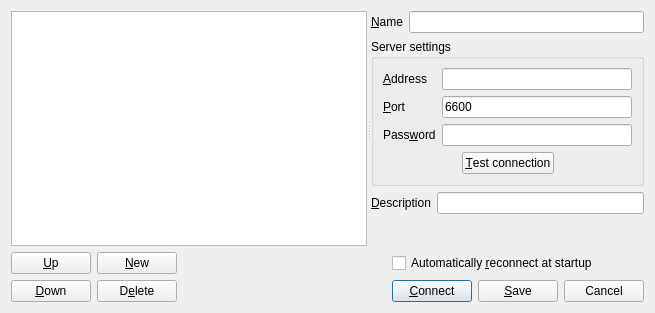
First picture: the form in src/ConnectionDialog.ui, repository soramimi/SkyMPC, before the edit.
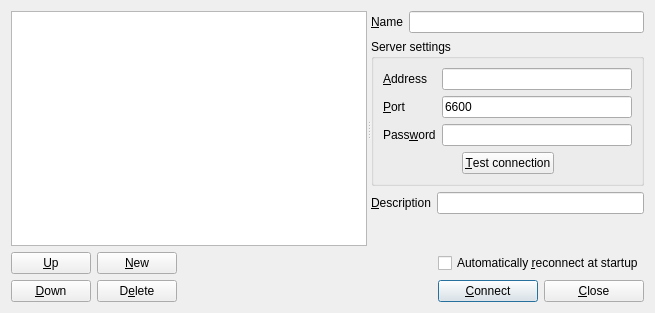
Second picture: the form after the edit.

The edit to the form file:
```diff
--- a/src/ConnectionDialog.ui
+++ b/src/ConnectionDialog.ui
@@ -235,13 +235,6 @@
        </property>
       </widget>
      </item>
-     <item row="0" column="3" colspan="3">
-      <widget class="QCheckBox" name="checkBox_auto_reconnect">
-       <property name="text">
-        <string>Automatically &amp;reconnect at startup</string>
-       </property>
-      </widget>
-     </item>
      <item row="1" column="0">
       <widget class="QPushButton" name="pushButton_down">
        <property name="text">
@@ -269,7 +262,14 @@
        </property>
       </spacer>
      </item>
-     <item row="1" column="3">
+     <item row="1" column="5">
+      <widget class="QPushButton" name="pushButton_close">
+       <property name="text">
+        <string>&amp;Close</string>
+       </property>
+      </widget>
+     </item>
+     <item row="1" column="4">
       <widget class="QPushButton" name="pushButton_connect">
        <property name="text">
         <string>&amp;Connect</string>
@@ -279,17 +279,10 @@
        </property>
       </widget>
      </item>
-     <item row="1" column="4">
-      <widget class="QPushButton" name="pushButton_save_and_close">
+     <item row="0" column="4" colspan="2">
+      <widget class="QCheckBox" name="checkBox_auto_reconnect">
        <property name="text">
-        <string>&amp;Save</string>
-       </property>
-      </widget>
-     </item>
-     <item row="1" column="5">
-      <widget class="QPushButton" name="pushButton_close">
-       <property name="text">
-        <string>Cancel</string>
+        <string>Automatically &amp;reconnect at startup</string>
        </property>
       </widget>
      </item>
```
Left out of the diff: 12 changed lines with no effect on the pictures.
